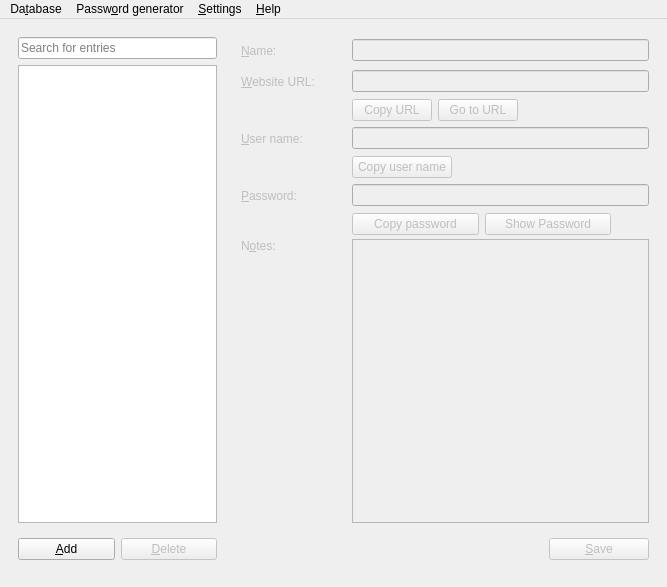
Old version of the form MainWindow.ui in the repository veaceslav/qpass-qt5.
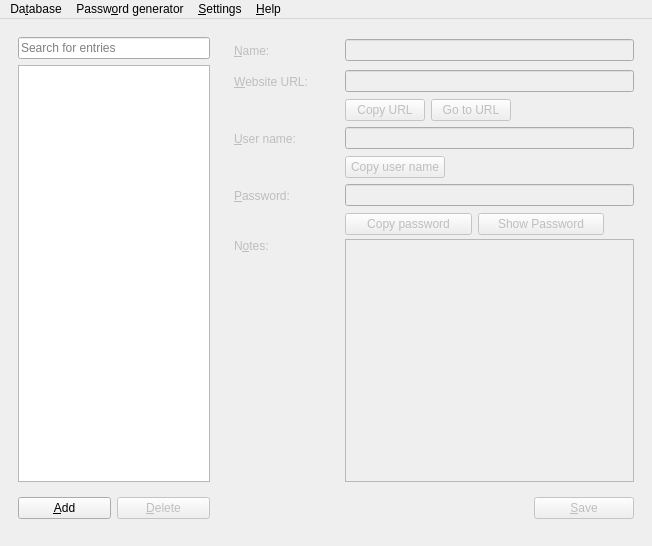
New version of the form.

Commit message: Changed QTextEdit to QPlainText in MainWindow

```diff
--- a/MainWindow.ui
+++ b/MainWindow.ui
@@ -6,8 +6,8 @@
    <rect>
     <x>0</x>
     <y>0</y>
-    <width>667</width>
-    <height>587</height>
+    <width>652</width>
+    <height>546</height>
    </rect>
   </property>
   <property name="windowTitle">
@@ -254,15 +254,15 @@
          <item row="7" column="0">
           <widget class="QLabel" name="label_5">
            <property name="sizePolicy">
-            <sizepolicy hsizetype="Fixed" vsizetype="Preferred">
+            <sizepolicy hsizetype="Minimum" vsizetype="Minimum">
              <horstretch>0</horstretch>
              <verstretch>0</verstretch>
             </sizepolicy>
            </property>
            <property name="minimumSize">
             <size>
-             <width>108</width>
-             <height>236</height>
+             <width>0</width>
+             <height>0</height>
             </size>
            </property>
            <property name="text">
@@ -276,19 +276,6 @@
            </property>
           </widget>
          </item>
-         <item row="7" column="1" colspan="2">
-          <widget class="QTextEdit" name="notesEdit">
-           <property name="tabChangesFocus">
-            <bool>true</bool>
-           </property>
-           <property name="undoRedoEnabled">
-            <bool>false</bool>
-           </property>
-           <property name="acceptRichText">
-            <bool>false</bool>
-           </property>
-          </widget>
-         </item>
          <item row="2" column="1" colspan="2">
           <layout class="QHBoxLayout" name="horizontalLayout_2">
            <property name="spacing">
@@ -411,6 +398,13 @@
            </item>
           </layout>
          </item>
+         <item row="7" column="1" colspan="2">
+          <widget class="QPlainTextEdit" name="notesEdit">
+           <property name="tabChangesFocus">
+            <bool>true</bool>
+           </property>
+          </widget>
+         </item>
         </layout>
        </item>
        <item>
@@ -464,7 +458,7 @@
     <rect>
      <x>0</x>
      <y>0</y>
-     <width>667</width>
+     <width>652</width>
      <height>25</height>
     </rect>
    </property>
```
Left out of the diff: 1 changed line with no effect on the pictures. The commit also changes 1 other file.
